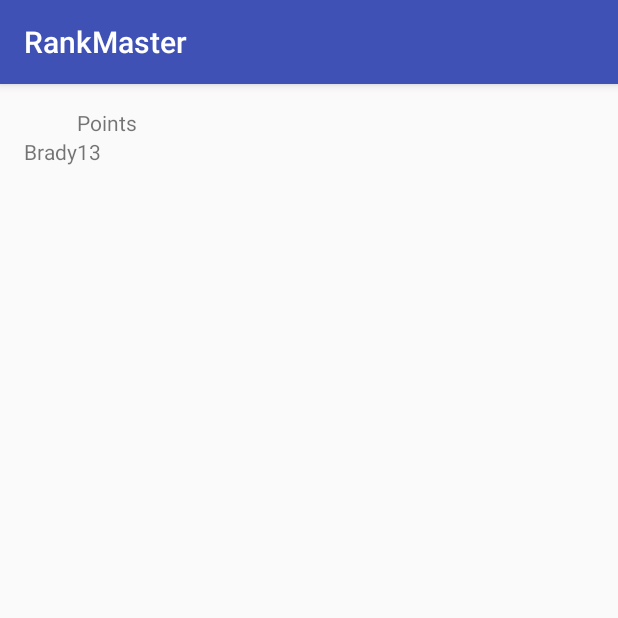
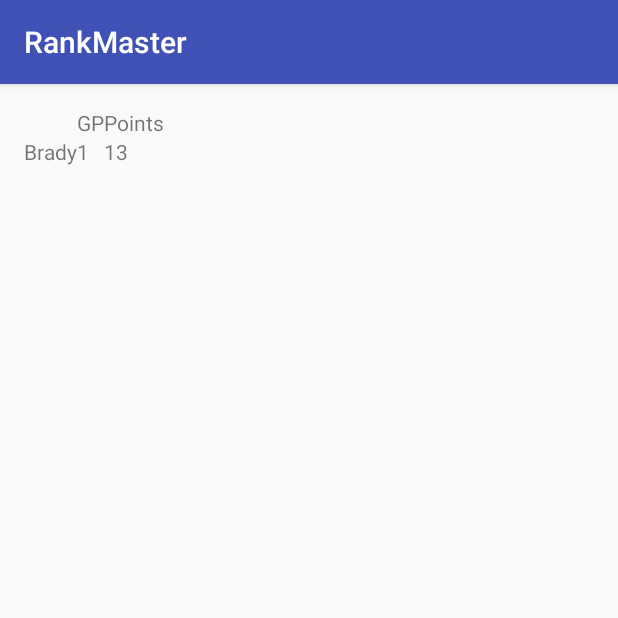
Before and after one commit to Immabed/RankMaster, an Android app: the RankTableActivity screen opened directly, with no data from a screen before it, on a phone screen of 412 x 824 dp, the top half of it. Run offline under Robolectric (Android 15) with nearby library versions, the phone set to English and light mode, and no system bars.

Commit message:
Added Games Played column to RankTableActivity.

```diff
--- a/app/src/main/java/com/immabed/rankmaster/RankTableActivity.java
+++ b/app/src/main/java/com/immabed/rankmaster/RankTableActivity.java
@@ -29,12 +29,19 @@ public class RankTableActivity extends AppCompatActivity {
         TableRow.LayoutParams lp = new TableRow.LayoutParams(TableRow.LayoutParams.WRAP_CONTENT);
         row.setLayoutParams(lp);
         row.addView(tv);
+
+        tv = new TextView(this);
+        tv.setText("GP");
+        row.addView(tv);
+
         for (StatisticSpec spec : specs) {
             tv = new TextView(this);
             tv.setText(spec.toString());
             row.addView(tv);
         }
         rankTableView.addView(row);
+
+
         for (Player player : rankTable.getPlayers()) {
             row = new TableRow(this);
             lp = new TableRow.LayoutParams(TableRow.LayoutParams.WRAP_CONTENT);
@@ -42,6 +49,11 @@ public class RankTableActivity extends AppCompatActivity {
             tv = new TextView(this);
             tv.setText(player.toString());
             row.addView(tv);
+
+            tv = new TextView(this);
+            tv.setText(Integer.toString(rankTable.getGamesPlayed(player)));
+            row.addView(tv);
+
             for (StatisticSpec spec : specs) {
                 tv = new TextView(this);
                 tv.setText(rankTable.getStatisticStringByPlayerBySpec(player, spec));
```
